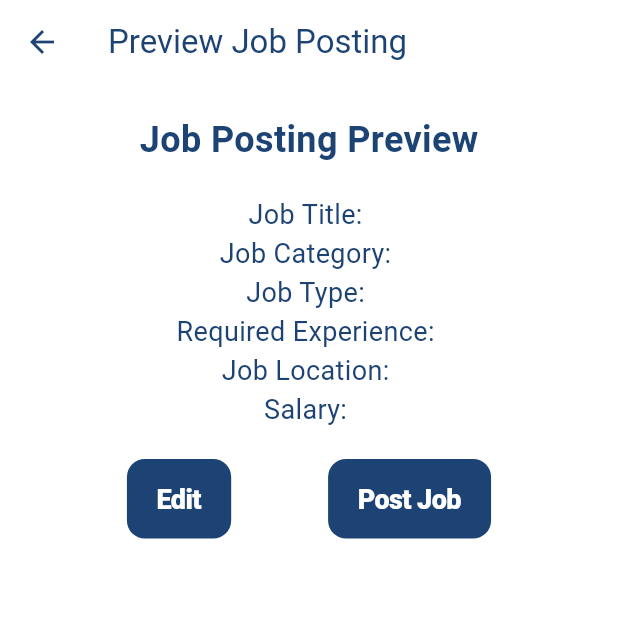
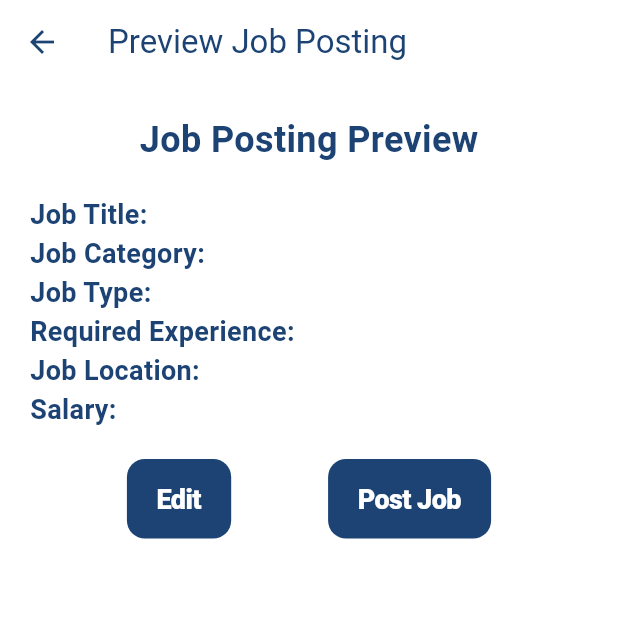
Before and after one commit to Saif334476/saat_recruitment, a Flutter app: the PreviewPage screen opened directly with empty values, on a phone screen of 412 x 824 dp, the top half of it. Run offline on Flutter 3.47's test engine with Material 3 defaults, Android fonts, the phone set to English and light mode, and no system bars; our stand-ins replace cloud_firestore, file_picker, firebase_auth, firebase_core, firebase_storage, gap and 1 more; missing offline and left inert: email_otp, firebase_app_check, flutter_pdfview; accounts and stored records are empty.

```diff
--- a/lib/company_pages/ad_preview_page.dart
+++ b/lib/company_pages/ad_preview_page.dart
@@ -63,30 +63,79 @@ class _PreviewPageState extends State<PreviewPage> {
               ),
             ),
             const SizedBox(height: 20),
+            Row(
+              children: [
+                const Text(
+                  'Job Title: ',
+                  style: TextStyle(fontSize: 18,fontWeight: FontWeight.bold),
+                ),
                 Text(
-              'Job Title: ${widget.jobTitle}',
+                  widget.jobTitle,
                   style: const TextStyle(fontSize: 18),
                 ),
+              ],
+            ),
+            Row(
+              children: [
+                const Text(
+                  'Job Category: ',
+                  style: TextStyle(fontSize: 18,fontWeight: FontWeight.bold),
+                ),
                 Text(
-              'Job Category: ${widget.selectedCategory}',
+                  widget.selectedCategory,
                   style: const TextStyle(fontSize: 18),
                 ),
+              ],
+            ),
+            Row(
+              children: [
+                const Text(
+                  'Job Type: ',
+                  style: TextStyle(fontSize: 18,fontWeight: FontWeight.bold),
+                ),
                 Text(
-              'Job Type: ${widget.jobType}',
+                  widget.jobType,
                   style: const TextStyle(fontSize: 18),
                 ),
+              ],
+            ),
+            Row(
+              children: [
+                const Text(
+                  'Required Experience: ',
+                  style: TextStyle(fontSize: 18,fontWeight: FontWeight.bold),
+                ),
                 Text(
-              'Required Experience: ${widget.requiredExperience}',
+                  widget.requiredExperience,
                   style: const TextStyle(fontSize: 18),
                 ),
+              ],
+            ),
+            Row(
+              children: [
+                const Text(
+                  'Job Location: ',
+                  style: TextStyle(fontSize: 18,fontWeight: FontWeight.bold),
+                ),
                 Text(
-              'Job Location: ${widget.location}',
+                  widget.location,
                   style: const TextStyle(fontSize: 18),
                 ),
+              ],
+            ),
+            Row(
+              children: [
+                const Text(
+                  'Salary: ',
+                  style: TextStyle(fontSize: 18,fontWeight: FontWeight.bold),
+                ),
                 Text(
-              'Salary: ${widget.salary}',
+                  widget.salary,
                   style: const TextStyle(fontSize: 18),
                 ),
+              ],
+            ),
+
             const SizedBox(height: 20),
             Row(
               mainAxisAlignment: MainAxisAlignment.spaceEvenly,
```
Lines whose indentation alone changed are shown as unchanged.
